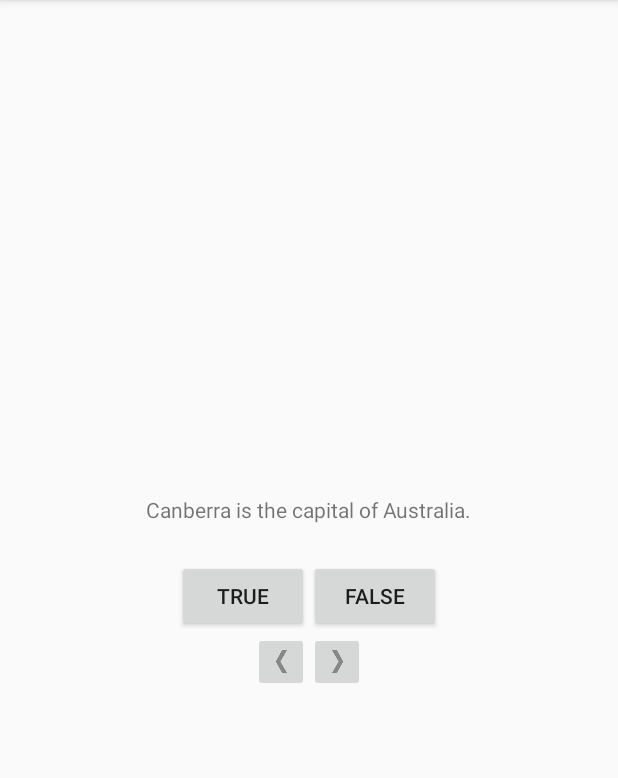
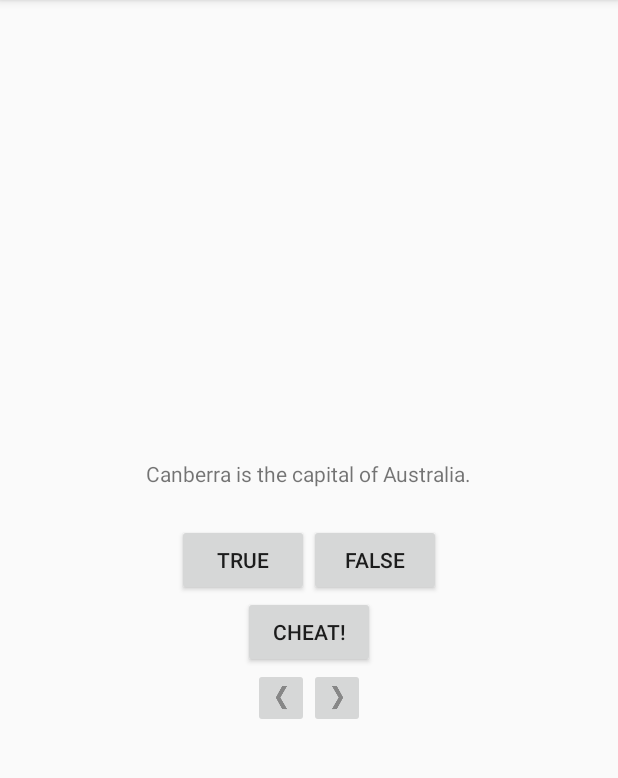
Before and after one commit to jobartucz/GeoQuiz, an Android app: the screen it shows after launch (MainActivity), on a phone screen of 412 x 824 dp, the part 84-862 px from its top. Run offline under Robolectric (Android 15) with nearby library versions, the phone set to English and light mode, and no system bars.

```diff
--- a/app/src/main/java/com/ctech/bartucz/geoquiz/MainActivity.java
+++ b/app/src/main/java/com/ctech/bartucz/geoquiz/MainActivity.java
@@ -1,5 +1,6 @@
 package com.ctech.bartucz.geoquiz;
 
+import android.content.Intent;
 import android.support.v7.app.AppCompatActivity;
 import android.os.Bundle;
 import android.util.Log;
@@ -16,6 +17,7 @@ public class MainActivity extends AppCompatActivity {
 
     private Button mTrueButton;
     private Button mFalseButton;
+    private Button mCheatButton;
     private ImageButton mNextButton;
     private ImageButton mPrevButton;
 
@@ -35,7 +37,6 @@ public class MainActivity extends AppCompatActivity {
     // the current question being shown
     private int mCurrentIndex = 0;
 
-
     @Override
     protected void onCreate(Bundle savedInstanceState) {
         super.onCreate(savedInstanceState);
@@ -54,8 +55,10 @@ public class MainActivity extends AppCompatActivity {
         // Get a reference to the Question TextView and set its text to the question at the current index
         mQuestionTextView = findViewById(R.id.question_text_view);
 
+
+
+
         mTrueButton = findViewById(R.id.true_button);
-
         mTrueButton.setOnClickListener(new View.OnClickListener() {
             @Override
             public void onClick(View v) {
@@ -68,6 +71,18 @@ public class MainActivity extends AppCompatActivity {
             @Override
             public void onClick(View v) {
                 checkAnswer(false);
+            }
+        });
+
+        mCheatButton = findViewById(R.id.cheat_button);
+        mCheatButton.setOnClickListener(new View.OnClickListener() {
+            @Override
+            public void onClick(View v) {
+                // Start CheatActivity
+                Intent intent1 = new Intent(MainActivity.this, CheatActivity.class);
+                boolean answerIsTrue = mQuestionBank[mCurrentIndex].isAnswerTrue();
+                Intent intent = CheatActivity.newIntent(MainActivity.this, answerIsTrue);
+                startActivity(intent);
             }
         });
 
@@ -103,6 +118,7 @@ public class MainActivity extends AppCompatActivity {
 
         updateQuestion();
     } // end of onCreate
+
 
     @Override
     public void onStart() {
--- a/app/src/main/res/layout-land/activity_main.xml
+++ b/app/src/main/res/layout-land/activity_main.xml
@@ -39,6 +39,13 @@
         android:src="@drawable/arrow_left"
         android:contentDescription="@string/prev_button_content_description"/>
 
+    <Button
+        android:id="@+id/cheat_button"
+        android:layout_width="wrap_content"
+        android:layout_height="wrap_content"
+        android:layout_gravity="bottom|center_horizontal"
+        android:text="@string/cheat_button"/>
+
     <ImageButton
         android:id="@+id/next_button"
         android:layout_width="wrap_content"
--- a/app/src/main/res/layout/activity_cheat.xml
+++ b/app/src/main/res/layout/activity_cheat.xml
@@ -20,7 +20,7 @@
         android:layout_width="wrap_content"
         android:layout_height="wrap_content"
         android:padding="24dp"
-        android:text="Answer"/>
+        tools:text="Answer"/>
 
     <Button
         android:id="@+id/show_answer_button"
--- a/app/src/main/res/layout/activity_main.xml
+++ b/app/src/main/res/layout/activity_main.xml
@@ -31,6 +31,12 @@
 
     </LinearLayout>
 
+    <Button
+        android:id="@+id/cheat_button"
+        android:layout_width="wrap_content"
+        android:layout_height="wrap_content"
+        android:text="@string/cheat_button"/>
+
     <LinearLayout
         android:layout_width="wrap_content"
         android:layout_height="wrap_content"
```
Also changed, not shown: app/src/main/java/com/ctech/bartucz/geoquiz/CheatActivity.java (+37 -0 lines).
